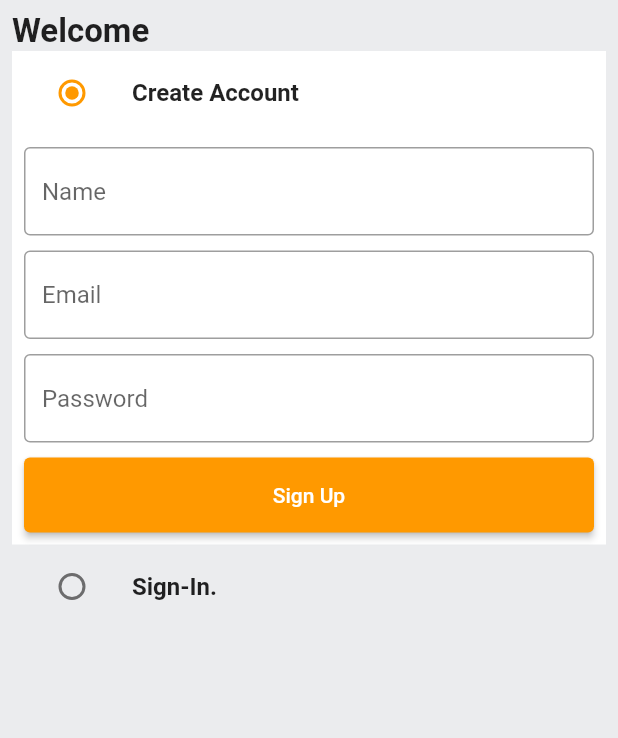
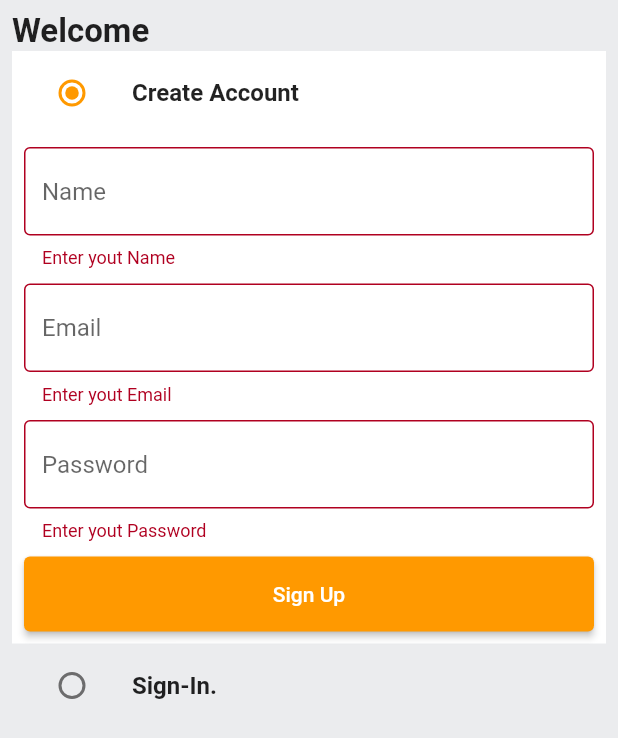
Before and after one commit to sadid369/amazon_clone, a Flutter app: the screen it shows after launch, after a tap on "Sign Up", on a phone screen of 412 x 824 dp. Shown: the top 738 px of the screen. Run offline on Flutter 3.47's test engine with Material 2 defaults, Android fonts, the phone set to English and light mode, and no system bars.

Commit message:
@31/05/2022 @2:34:18

```diff
--- a/lib/common/widgets/custom_textfield.dart
+++ b/lib/common/widgets/custom_textfield.dart
@@ -28,7 +28,12 @@ class CustomTextField extends StatelessWidget {
           ),
         ),
       ),
-      validator: (val) {},
+      validator: (val) {
+        if (val == null || val.isEmpty) {
+          return "Enter yout $hintText";
+        }
+        return null;
+      },
     );
   }
 }
--- a/lib/constants/global_variables.dart
+++ b/lib/constants/global_variables.dart
@@ -1,6 +1,6 @@
 import 'package:flutter/material.dart';
 
-String uri = 'http://<yourip>:3000';
+String uri = 'http://192.168.0.107:3000';
 
 class GlobalVariables {
   // COLORS
--- a/lib/features/auth/screens/auth_screen.dart
+++ b/lib/features/auth/screens/auth_screen.dart
@@ -3,6 +3,7 @@
 import 'package:amazon_clone/common/widgets/custom_button.dart';
 import 'package:amazon_clone/common/widgets/custom_textfield.dart';
 import 'package:amazon_clone/constants/global_variables.dart';
+import 'package:amazon_clone/features/auth/services/auth_service.dart';
 import 'package:flutter/material.dart';
 
 enum Auth { Signin, Signup }
@@ -19,6 +20,7 @@ class _AuthScreenState extends State<AuthScreen> {
   Auth _auth = Auth.Signup;
   final _signUpFromKey = GlobalKey<FormState>();
   final _signInFromKey = GlobalKey<FormState>();
+  final AuthService authServices = AuthService();
   final TextEditingController _emailController = TextEditingController();
   final TextEditingController _passwordController = TextEditingController();
   final TextEditingController _nameController = TextEditingController();
@@ -29,6 +31,14 @@ class _AuthScreenState extends State<AuthScreen> {
     _emailController.dispose();
     _passwordController.dispose();
     _nameController.dispose();
+  }
+
+  void signUpUser() {
+    authServices.signUpUser(
+        context: context,
+        email: _emailController.text,
+        password: _passwordController.text,
+        name: _nameController.text);
   }
 
   @override
@@ -96,7 +106,13 @@ class _AuthScreenState extends State<AuthScreen> {
                         SizedBox(
                           height: 10,
                         ),
-                        CustomButton(text: "Sign Up", onTap: () {})
+                        CustomButton(
+                            text: "Sign Up",
+                            onTap: () {
+                              if (_signUpFromKey.currentState!.validate()) {
+                                signUpUser();
+                              }
+                            })
                       ],
                     )),
               ),
--- /dev/null
+++ b/lib/models/user.dart
@@ -0,0 +1,48 @@
+import 'dart:convert';
+
+class User {
+  final String id;
+  final String name;
+  final String email;
+  final String password;
+  final String address;
+  final String type;
+  final String token;
+  User({
+    required this.id,
+    required this.name,
+    required this.email,
+    required this.password,
+    required this.address,
+    required this.type,
+    required this.token,
+  });
+
+  Map<String, dynamic> toMap() {
+    return {
+      'id': id,
+      'name': name,
+      'email': email,
+      'password': password,
+      'address': address,
+      'type': type,
+      'token': token,
+    };
+  }
+
+  factory User.fromMap(Map<String, dynamic> map) {
+    return User(
+      id: map['id'] ?? '',
+      name: map['name'] ?? '',
+      email: map['email'] ?? '',
+      password: map['password'] ?? '',
+      address: map['address'] ?? '',
+      type: map['type'] ?? '',
+      token: map['token'] ?? '',
+    );
+  }
+
+  String toJson() => json.encode(toMap());
+
+  factory User.fromJson(String source) => User.fromMap(json.decode(source));
+}
--- a/pubspec.yaml
+++ b/pubspec.yaml
@@ -3,7 +3,7 @@ description: A new Flutter project.
 
 # The following line prevents the package from being accidentally published to
 # pub.dev using `flutter pub publish`. This is preferred for private packages.
-publish_to: 'none' # Remove this line if you wish to publish to pub.dev
+publish_to: "none" # Remove this line if you wish to publish to pub.dev
 
 # The following defines the version and build number for your application.
 # A version number is three numbers separated by dots, like 1.2.43
@@ -30,10 +30,10 @@ dependencies:
   flutter:
     sdk: flutter
 
-
   # The following adds the Cupertino Icons font to your application.
   # Use with the CupertinoIcons class for iOS style icons.
   cupertino_icons: ^1.0.2
+  http: ^0.13.4
 
 dev_dependencies:
   flutter_test:
@@ -51,7 +51,6 @@ dev_dependencies:
 
 # The following section is specific to Flutter.
 flutter:
-
   # The following line ensures that the Material Icons font is
   # included with your application, so that you can use the icons in
   # the material Icons class.
```
Also changed, not shown: lib/constants/error_handling.dart (added, +25 -0 lines), lib/constants/utils.dart (added, +10 -0 lines), lib/features/auth/services/auth_service.dart (added, +45 -0 lines), pubspec.lock.
